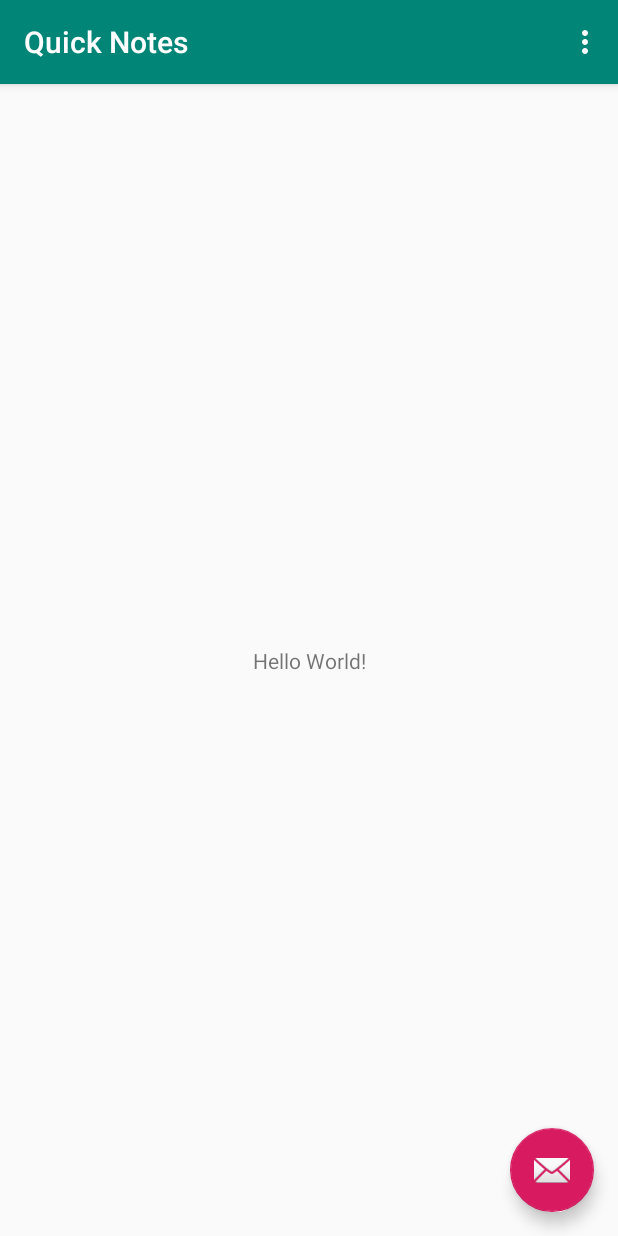
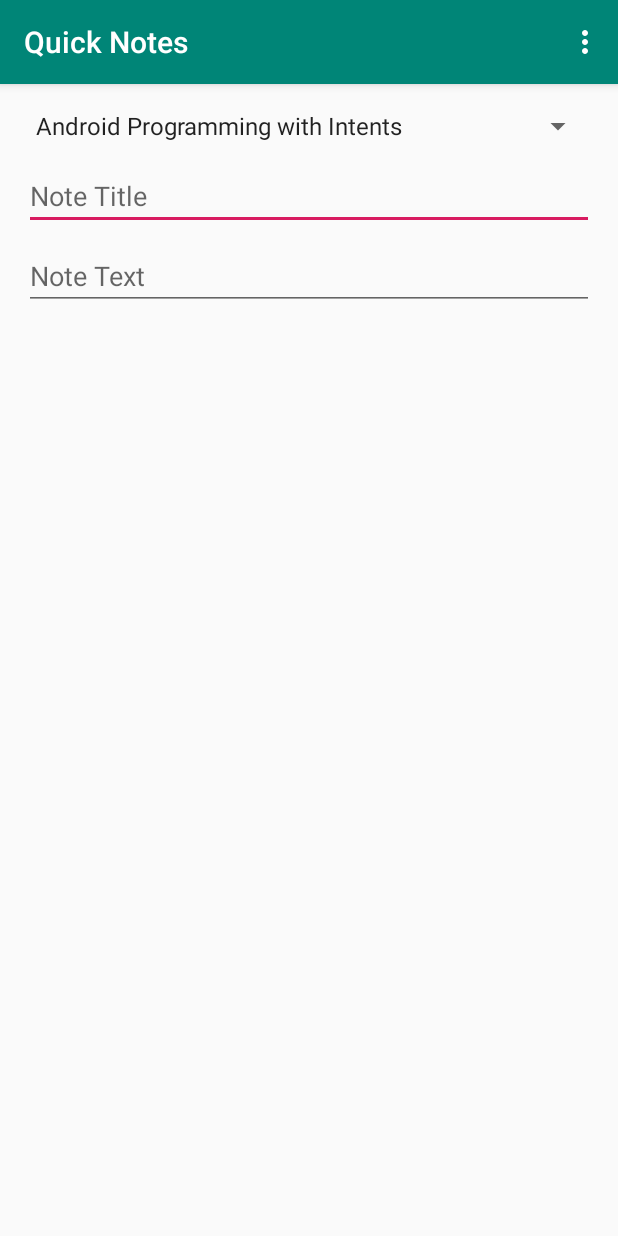
Before and after one commit to mayokunadeniyi/Quick-Notes, an Android app: the screen it shows after launch (MainActivity before the commit, NoteActivity after it), on a phone screen of 412 x 824 dp. Run offline under Robolectric (Android 15) with nearby library versions, the phone set to English and light mode, and no system bars.

Commit message:
Created: Spinner drop down ArrayAdapter

```diff
--- a/app/src/main/AndroidManifest.xml
+++ b/app/src/main/AndroidManifest.xml
@@ -10,7 +10,7 @@
         android:supportsRtl="true"
         android:theme="@style/AppTheme">
         <activity
-            android:name=".MainActivity"
+            android:name=".Activities.NoteActivity"
             android:label="@string/app_name"
             android:theme="@style/AppTheme.NoActionBar">
             <intent-filter>
--- a/app/src/main/java/com/mayokun/quicknotes/MainActivity.java
+++ b/app/src/main/java/com/mayokun/quicknotes/Activities/NoteActivity.java
@@ -1,4 +1,4 @@
-package com.mayokun.quicknotes;
+package com.mayokun.quicknotes.Activities;
 
 import android.os.Bundle;
 import android.support.design.widget.FloatingActionButton;
@@ -8,24 +8,35 @@ import android.support.v7.widget.Toolbar;
 import android.view.View;
 import android.view.Menu;
 import android.view.MenuItem;
+import android.widget.ArrayAdapter;
+import android.widget.Spinner;
 
-public class MainActivity extends AppCompatActivity {
+import com.mayokun.quicknotes.Data.DataManager;
+import com.mayokun.quicknotes.Model.CourseInfo;
+import com.mayokun.quicknotes.R;
+
+import java.util.List;
+
+public class NoteActivity extends AppCompatActivity {
+    private Spinner spinnerCourses;
 
     @Override
     protected void onCreate(Bundle savedInstanceState) {
         super.onCreate(savedInstanceState);
-        setContentView(R.layout.activity_main);
+        setContentView(R.layout.activity_note);
         Toolbar toolbar = findViewById(R.id.toolbar);
         setSupportActionBar(toolbar);
 
-        FloatingActionButton fab = findViewById(R.id.fab);
-        fab.setOnClickListener(new View.OnClickListener() {
-            @Override
-            public void onClick(View view) {
-                Snackbar.make(view, "Replace with your own action", Snackbar.LENGTH_LONG)
-                        .setAction("Action", null).show();
-            }
-        });
+        spinnerCourses = (Spinner) findViewById(R.id.spinner_courses);
+
+        //Create Adapter for dropdown spinner
+        List<CourseInfo> courseInfoList = DataManager.getInstance().getCourses();
+        ArrayAdapter<CourseInfo> courseInfoArrayAdapter =
+                new ArrayAdapter<>(NoteActivity.this,android.R.layout.simple_spinner_item,courseInfoList);
+        courseInfoArrayAdapter.setDropDownViewResource(android.R.layout.simple_spinner_dropdown_item);
+
+        spinnerCourses.setAdapter(courseInfoArrayAdapter);
+
     }
 
     @Override
--- /dev/null
+++ b/app/src/main/java/com/mayokun/quicknotes/Data/DataManager.java
@@ -0,0 +1,198 @@
+package com.mayokun.quicknotes.Data;
+
+import com.mayokun.quicknotes.Model.CourseInfo;
+import com.mayokun.quicknotes.Model.ModuleInfo;
+import com.mayokun.quicknotes.Model.NoteInfo;
+
+import java.util.ArrayList;
+import java.util.List;
+
+public class DataManager {
+    private static DataManager ourInstance = null;
+
+    private List<CourseInfo> mCourses = new ArrayList<>();
+    private List<NoteInfo> mNotes = new ArrayList<>();
+
+    public static DataManager getInstance() {
+        if(ourInstance == null) {
+            ourInstance = new DataManager();
+            ourInstance.initializeCourses();
+            ourInstance.initializeExampleNotes();
+        }
+        return ourInstance;
+    }
+
+    public String getCurrentUserName() {
+        return "Jim Wilson";
+    }
+
+    public String getCurrentUserEmail() {
+        return "jimw@jwhh.com";
+    }
+
+    public List<NoteInfo> getNotes() {
+        return mNotes;
+    }
+
+    public int createNewNote() {
+        NoteInfo note = new NoteInfo(null, null, null);
+        mNotes.add(note);
+        return mNotes.size() - 1;
+    }
+
+    public int findNote(NoteInfo note) {
+        for(int index = 0; index < mNotes.size(); index++) {
+            if(note.equals(mNotes.get(index)))
+                return index;
+        }
+
+        return -1;
+    }
+
+    public void removeNote(int index) {
+        mNotes.remove(index);
+    }
+
+    public List<CourseInfo> getCourses() {
+        return mCourses;
+    }
+
+    public CourseInfo getCourse(String id) {
+        for (CourseInfo course : mCourses) {
+            if (id.equals(course.getCourseId()))
+                return course;
+        }
+        return null;
+    }
+
+    public List<NoteInfo> getNotes(CourseInfo course) {
+        ArrayList<NoteInfo> notes = new ArrayList<>();
+        for(NoteInfo note:mNotes) {
+            if(course.equals(note.getCourse()))
+                notes.add(note);
+        }
+        return notes;
+    }
+
+    public int getNoteCount(CourseInfo course) {
+        int count = 0;
+        for(NoteInfo note:mNotes) {
+            if(course.equals(note.getCourse()))
+                count++;
+        }
+        return count;
+    }
+
+    private DataManager() {
+    }
+
+    //region Initialization code
+
+    private void initializeCourses() {
+        mCourses.add(initializeCourse1());
+        mCourses.add(initializeCourse2());
+        mCourses.add(initializeCourse3());
+        mCourses.add(initializeCourse4());
+    }
+
+    public void initializeExampleNotes() {
+        final DataManager dm = getInstance();
+
+        CourseInfo course = dm.getCourse("android_intents");
+        course.getModule("android_intents_m01").setComplete(true);
+        course.getModule("android_intents_m02").setComplete(true);
+        course.getModule("android_intents_m03").setComplete(true);
+        mNotes.add(new NoteInfo(course, "Dynamic intent resolution",
+                "Wow, intents allow components to be resolved at runtime"));
+        mNotes.add(new NoteInfo(course, "Delegating intents",
+                "PendingIntents are powerful; they delegate much more than just a component invocation"));
+
+        course = dm.getCourse("android_async");
+        course.getModule("android_async_m01").setComplete(true);
+        course.getModule("android_async_m02").setComplete(true);
+        mNotes.add(new NoteInfo(course, "Service default threads",
+                "Did you know that by default an Android Service will tie up the UI thread?"));
+        mNotes.add(new NoteInfo(course, "Long running operations",
+                "Foreground Services can be tied to a notification icon"));
+
+        course = dm.getCourse("java_lang");
+        course.getModule("java_lang_m01").setComplete(true);
+        course.getModule("java_lang_m02").setComplete(true);
+        course.getModule("java_lang_m03").setComplete(true);
+        course.getModule("java_lang_m04").setComplete(true);
+        course.getModule("java_lang_m05").setComplete(true);
+        course.getModule("java_lang_m06").setComplete(true);
+        course.getModule("java_lang_m07").setComplete(true);
+        mNotes.add(new NoteInfo(course, "Parameters",
+                "Leverage variable-length parameter lists"));
+        mNotes.add(new NoteInfo(course, "Anonymous classes",
+                "Anonymous classes simplify implementing one-use types"));
+
+        course = dm.getCourse("java_core");
+        course.getModule("java_core_m01").setComplete(true);
+        course.getModule("java_core_m02").setComplete(true);
+        course.getModule("java_core_m03").setComplete(true);
+        mNotes.add(new NoteInfo(course, "Compiler options",
+                "The -jar option isn't compatible with with the -cp option"));
+        mNotes.add(new NoteInfo(course, "Serialization",
+                "Remember to include SerialVersionUID to assure version compatibility"));
+    }
+
+    private CourseInfo initializeCourse1() {
+        List<ModuleInfo> modules = new ArrayList<>();
+        modules.add(new ModuleInfo("android_intents_m01", "Android Late Binding and Intents"));
+        modules.add(new ModuleInfo("android_intents_m02", "Component activation with intents"));
+        modules.add(new ModuleInfo("android_intents_m03", "Delegation and Callbacks through PendingIntents"));
+        modules.add(new ModuleInfo("android_intents_m04", "IntentFilter data tests"));
+        modules.add(new ModuleInfo("android_intents_m05", "Working with Platform Features Through Intents"));
+
+        return new CourseInfo("android_intents", "Android Programming with Intents", modules);
+    }
+
+    private CourseInfo initializeCourse2() {
+        List<ModuleInfo> modules = new ArrayList<>();
+        modules.add(new ModuleInfo("android_async_m01", "Challenges to a responsive user experience"));
+        modules.add(new ModuleInfo("android_async_m02", "Implementing long-running operations as a service"));
+        modules.add(new ModuleInfo("android_async_m03", "Service lifecycle management"));
+        modules.add(new ModuleInfo("android_async_m04", "Interacting with services"));
+
+        return new CourseInfo("android_async", "Android Async Programming and Services", modules);
+    }
+
+    private CourseInfo initializeCourse3() {
+        List<ModuleInfo> modules = new ArrayList<>();
+        modules.add(new ModuleInfo("java_lang_m01", "Introduction and Setting up Your Environment"));
+        modules.add(new ModuleInfo("java_lang_m02", "Creating a Simple App"));
+        modules.add(new ModuleInfo("java_lang_m03", "Variables, Data Types, and Math Operators"));
+        modules.add(new ModuleInfo("java_lang_m04", "Conditional Logic, Looping, and Arrays"));
+        modules.add(new ModuleInfo("java_lang_m05", "Representing Complex Types with Classes"));
+        modules.add(new ModuleInfo("java_lang_m06", "Class Initializers and Constructors"));
+        modules.add(new ModuleInfo("java_lang_m07", "A Closer Look at Parameters"));
+        modules.add(new ModuleInfo("java_lang_m08", "Class Inheritance"));
+        modules.add(new ModuleInfo("java_lang_m09", "More About Data Types"));
+        modules.add(new ModuleInfo("java_lang_m10", "Exceptions and Error Handling"));
+        modules.add(new ModuleInfo("java_lang_m11", "Working with Packages"));
+        modules.add(new ModuleInfo("java_lang_m12", "Creating Abstract Relationships with Interfaces"));
+        modules.add(new ModuleInfo("java_lang_m13", "Static Members, Nested Types, and Anonymous Classes"));
+
+        return new CourseInfo("java_lang", "Java Fundamentals: The Java Language", modules);
+    }
+
+    private CourseInfo initializeCourse4() {
+        List<ModuleInfo> modules = new ArrayList<>();
+        modules.add(new ModuleInfo("java_core_m01", "Introduction"));
+        modules.add(new ModuleInfo("java_core_m02", "Input and Output with Streams and Files"));
+        modules.add(new ModuleInfo("java_core_m03", "String Formatting and Regular Expressions"));
+        modules.add(new ModuleInfo("java_core_m04", "Working with Collections"));
+        modules.add(new ModuleInfo("java_core_m05", "Controlling App Execution and Environment"));
+        modules.add(new ModuleInfo("java_core_m06", "Capturing Application Activity with the Java Log System"));
+        modules.add(new ModuleInfo("java_core_m07", "Multithreading and Concurrency"));
+        modules.add(new ModuleInfo("java_core_m08", "Runtime Type Information and Reflection"));
+        modules.add(new ModuleInfo("java_core_m09", "Adding Type Metadata with Annotations"));
+        modules.add(new ModuleInfo("java_core_m10", "Persisting Objects with Serialization"));
+
+        return new CourseInfo("java_core", "Java Fundamentals: The Core Platform", modules);
+    }
+    //endregion
+
+}
--- /dev/null
+++ b/app/src/main/java/com/mayokun/quicknotes/Model/CourseInfo.java
@@ -0,0 +1,71 @@
+package com.mayokun.quicknotes.Model;
+
+import java.util.List;
+
+public final class CourseInfo {
+    private final String mCourseId;
+    private final String mTitle;
+    private final List<ModuleInfo> mModules;
+
+    public CourseInfo(String courseId, String title, List<ModuleInfo> modules) {
+        mCourseId = courseId;
+        mTitle = title;
+        mModules = modules;
+    }
+
+    public String getCourseId() {
+        return mCourseId;
+    }
+
+    public String getTitle() {
+        return mTitle;
+    }
+
+    public List<ModuleInfo> getModules() {
+        return mModules;
+    }
+
+    public boolean[] getModulesCompletionStatus() {
+        boolean[] status = new boolean[mModules.size()];
+
+        for(int i=0; i < mModules.size(); i++)
+            status[i] = mModules.get(i).isComplete();
+
+        return status;
+    }
+
+    public void setModulesCompletionStatus(boolean[] status) {
+        for(int i=0; i < mModules.size(); i++)
+            mModules.get(i).setComplete(status[i]);
+    }
+
+    public ModuleInfo getModule(String moduleId) {
+        for(ModuleInfo moduleInfo: mModules) {
+            if(moduleId.equals(moduleInfo.getModuleId()))
+                return moduleInfo;
+        }
+        return null;
+    }
+
+    @Override
+    public String toString() {
+        return mTitle;
+    }
+
+    @Override
+    public boolean equals(Object o) {
+        if (this == o) return true;
+        if (o == null || getClass() != o.getClass()) return false;
+
+        CourseInfo that = (CourseInfo) o;
+
+        return mCourseId.equals(that.mCourseId);
+
+    }
+
+    @Override
+    public int hashCode() {
+        return mCourseId.hashCode();
+    }
+
+}
--- /dev/null
+++ b/app/src/main/java/com/mayokun/quicknotes/Model/ModuleInfo.java
@@ -0,0 +1,54 @@
+package com.mayokun.quicknotes.Model;
+
+public final class ModuleInfo {
+    private final String mModuleId;
+    private final String mTitle;
+    private boolean mIsComplete = false;
+
+    public ModuleInfo(String moduleId, String title) {
+        this(moduleId, title, false);
+    }
+
+    public ModuleInfo(String moduleId, String title, boolean isComplete) {
+        mModuleId = moduleId;
+        mTitle = title;
+        mIsComplete = isComplete;
+    }
+
+    public String getModuleId() {
+        return mModuleId;
+    }
+
+    public String getTitle() {
+        return mTitle;
+    }
+
+    public boolean isComplete() {
+        return mIsComplete;
+    }
+
+    public void setComplete(boolean complete) {
+        mIsComplete = complete;
+    }
+
+    @Override
+    public String toString() {
+        return mTitle;
+    }
+
+    @Override
+    public boolean equals(Object o) {
+        if (this == o) return true;
+        if (o == null || getClass() != o.getClass()) return false;
+
+        ModuleInfo that = (ModuleInfo) o;
+
+        return mModuleId.equals(that.mModuleId);
+    }
+
+    @Override
+    public int hashCode() {
+        return mModuleId.hashCode();
+    }
+
+}
--- /dev/null
+++ b/app/src/main/java/com/mayokun/quicknotes/Model/NoteInfo.java
@@ -0,0 +1,62 @@
+package com.mayokun.quicknotes.Model;
+
+public final class NoteInfo {
+    private CourseInfo mCourse;
+    private String mTitle;
+    private String mText;
+
+    public NoteInfo(CourseInfo course, String title, String text) {
+        mCourse = course;
+        mTitle = title;
+        mText = text;
+    }
+
+    public CourseInfo getCourse() {
+        return mCourse;
+    }
+
+    public void setCourse(CourseInfo course) {
+        mCourse = course;
+    }
+
+    public String getTitle() {
+        return mTitle;
+    }
+
+    public void setTitle(String title) {
+        mTitle = title;
+    }
+
+    public String getText() {
+        return mText;
+    }
+
+    public void setText(String text) {
+        mText = text;
+    }
+
+    private String getCompareKey() {
+        return mCourse.getCourseId() + "|" + mTitle + "|" + mText;
+    }
+
+    @Override
+    public boolean equals(Object o) {
+        if (this == o) return true;
+        if (o == null || getClass() != o.getClass()) return false;
+
+        NoteInfo that = (NoteInfo) o;
+
+        return getCompareKey().equals(that.getCompareKey());
+    }
+
+    @Override
+    public int hashCode() {
+        return getCompareKey().hashCode();
+    }
+
+    @Override
+    public String toString() {
+        return getCompareKey();
+    }
+
+}
--- a/app/src/main/res/layout/activity_main.xml
+++ b/app/src/main/res/layout/activity_note.xml
@@ -4,7 +4,7 @@
     xmlns:tools="http://schemas.android.com/tools"
     android:layout_width="match_parent"
     android:layout_height="match_parent"
-    tools:context=".MainActivity">
+    tools:context=".Activities.NoteActivity">
 
     <android.support.design.widget.AppBarLayout
         android:layout_width="match_parent"
@@ -20,14 +20,6 @@
 
     </android.support.design.widget.AppBarLayout>
 
-    <include layout="@layout/content_main" />
-
-    <android.support.design.widget.FloatingActionButton
-        android:id="@+id/fab"
-        android:layout_width="wrap_content"
-        android:layout_height="wrap_content"
-        android:layout_gravity="bottom|end"
-        android:layout_margin="@dimen/fab_margin"
-        app:srcCompat="@android:drawable/ic_dialog_email" />
+    <include layout="@layout/content_note" />
 
 </android.support.design.widget.CoordinatorLayout>
--- a/app/src/main/res/layout/content_main.xml
+++ /dev/null
@@ -1,20 +0,0 @@
-<?xml version="1.0" encoding="utf-8"?>
-<android.support.constraint.ConstraintLayout xmlns:android="http://schemas.android.com/apk/res/android"
-    xmlns:app="http://schemas.android.com/apk/res-auto"
-    xmlns:tools="http://schemas.android.com/tools"
-    android:layout_width="match_parent"
-    android:layout_height="match_parent"
-    app:layout_behavior="@string/appbar_scrolling_view_behavior"
-    tools:context=".MainActivity"
-    tools:showIn="@layout/activity_main">
-
-    <TextView
-        android:layout_width="wrap_content"
-        android:layout_height="wrap_content"
-        android:text="Hello World!"
-        app:layout_constraintBottom_toBottomOf="parent"
-        app:layout_constraintLeft_toLeftOf="parent"
-        app:layout_constraintRight_toRightOf="parent"
-        app:layout_constraintTop_toTopOf="parent" />
-
-</android.support.constraint.ConstraintLayout>
--- /dev/null
+++ b/app/src/main/res/layout/content_note.xml
@@ -0,0 +1,48 @@
+<?xml version="1.0" encoding="utf-8"?>
+<android.support.constraint.ConstraintLayout xmlns:android="http://schemas.android.com/apk/res/android"
+    xmlns:app="http://schemas.android.com/apk/res-auto"
+    xmlns:tools="http://schemas.android.com/tools"
+    android:layout_width="match_parent"
+    android:layout_height="match_parent"
+    app:layout_behavior="@string/appbar_scrolling_view_behavior"
+    tools:context=".Activities.NoteActivity"
+    tools:showIn="@layout/activity_note">
+
+    <Spinner
+        android:id="@+id/spinner_courses"
+        android:layout_width="0dp"
+        android:layout_height="wrap_content"
+        android:layout_marginStart="16dp"
+        android:layout_marginLeft="16dp"
+        android:layout_marginTop="16dp"
+        android:layout_marginEnd="16dp"
+        android:layout_marginRight="16dp"
+        app:layout_constraintEnd_toEndOf="parent"
+        app:layout_constraintStart_toStartOf="parent"
+        app:layout_constraintTop_toTopOf="parent" />
+
+    <EditText
+        android:id="@+id/note_title"
+        android:layout_width="0dp"
+        android:layout_height="wrap_content"
+        android:layout_marginTop="12dp"
+        android:ems="10"
+        android:hint="Note Title"
+        android:inputType="textPersonName"
+        app:layout_constraintEnd_toEndOf="@+id/spinner_courses"
+        app:layout_constraintHorizontal_bias="1.0"
+        app:layout_constraintStart_toStartOf="@+id/spinner_courses"
+        app:layout_constraintTop_toBottomOf="@+id/spinner_courses" />
+
+    <EditText
+        android:id="@+id/note_text"
+        android:layout_width="0dp"
+        android:layout_height="wrap_content"
+        android:layout_marginTop="8dp"
+        android:ems="10"
+        android:hint="Note Text"
+        android:inputType="textPersonName"
+        app:layout_constraintEnd_toEndOf="@+id/note_title"
+        app:layout_constraintStart_toStartOf="@+id/note_title"
+        app:layout_constraintTop_toBottomOf="@+id/note_title" />
+</android.support.constraint.ConstraintLayout>
--- a/app/src/main/res/menu/menu_main.xml
+++ b/app/src/main/res/menu/menu_main.xml
@@ -1,7 +1,7 @@
 <menu xmlns:android="http://schemas.android.com/apk/res/android"
     xmlns:app="http://schemas.android.com/apk/res-auto"
     xmlns:tools="http://schemas.android.com/tools"
-    tools:context="com.mayokun.quicknotes.MainActivity">
+    tools:context="com.mayokun.quicknotes.Activities.NoteActivity">
     <item
         android:id="@+id/action_settings"
         android:orderInCategory="100"
```
